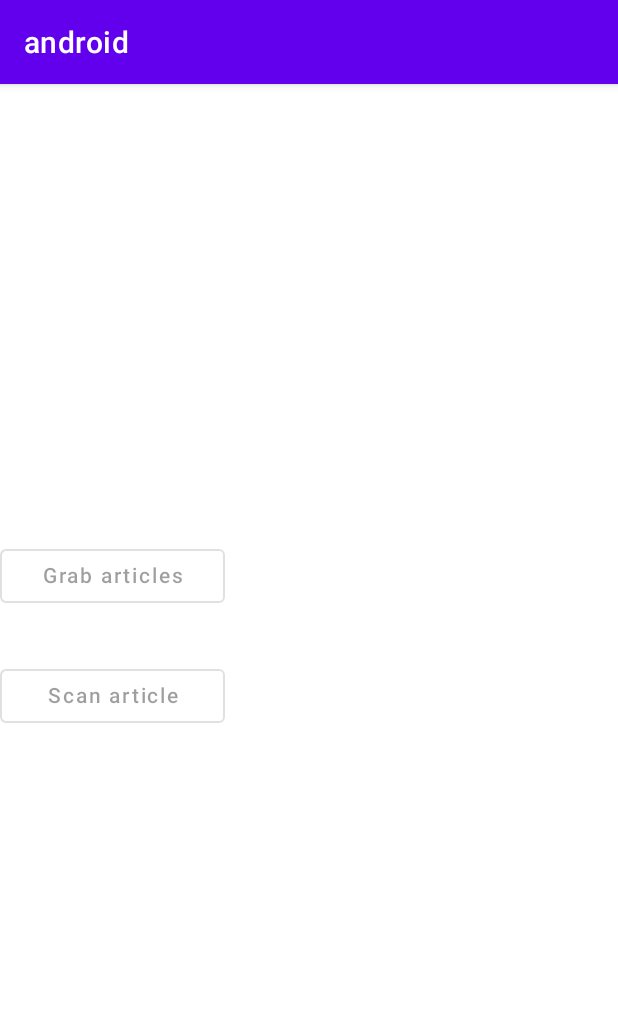
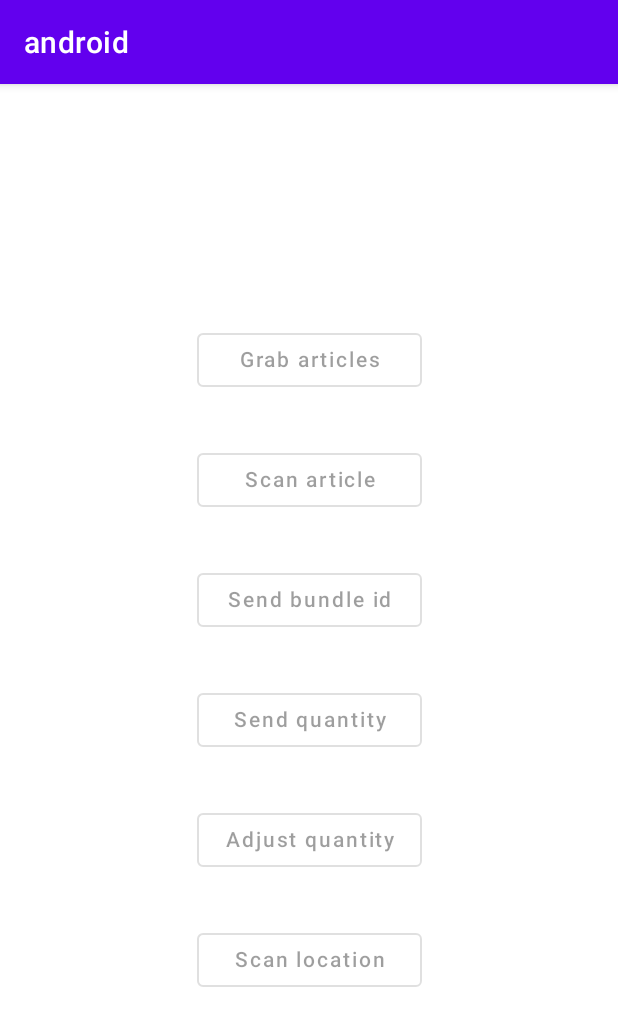
Before and after one commit to ayanyev/POC-Bpmn-.Net-Android, an Android app built with Jetpack Compose: the IntakeActivity screen opened directly, with no data from a screen before it, on a phone screen of 412 x 824 dp. Shown: the top 1026 px of the screen. Run offline under Robolectric (Android 15) with nearby library versions, the phone set to English and light mode, and no system bars; libraries missing offline, so code that uses them is left out: com.microsoft.signalr; 5 statements that could not run were skipped.

Commit message:
fulfill process providing results from device

```diff
--- a/android/app/src/main/java/com/eazzyapps/example/android/IntakeActivity.kt
+++ b/android/app/src/main/java/com/eazzyapps/example/android/IntakeActivity.kt
@@ -32,6 +32,7 @@ fun TextScreenUi() {
     Box(modifier = Modifier.fillMaxSize()) {
         Column(
             modifier = Modifier
+                .align(Alignment.Center)
                 .fillMaxHeight()
                 .width(150.dp),
             verticalArrangement = Arrangement.Center,
@@ -63,6 +64,57 @@ fun TextScreenUi() {
                 )
             }
             Spacer(modifier = Modifier.height(32.dp))
+            OutlinedButton(
+                modifier = Modifier
+                    .wrapContentHeight()
+                    .fillMaxWidth(),
+                onClick = { viewModel.sendInputData(mapOf("bundleId" to 1)) },
+                enabled = isRunning
+            ) {
+                Text(
+                    textAlign = TextAlign.Center,
+                    text = "Send bundle id"
+                )
+            }
+            Spacer(modifier = Modifier.height(32.dp))
+            OutlinedButton(
+                modifier = Modifier
+                    .wrapContentHeight()
+                    .fillMaxWidth(),
+                onClick = { viewModel.sendQuantity(25, isForced = false) },
+                enabled = isRunning
+            ) {
+                Text(
+                    textAlign = TextAlign.Center,
+                    text = "Send quantity"
+                )
+            }
+            Spacer(modifier = Modifier.height(32.dp))
+            OutlinedButton(
+                modifier = Modifier
+                    .wrapContentHeight()
+                    .fillMaxWidth(),
+                onClick = { viewModel.sendQuantity(25, isForced = true) },
+                enabled = isRunning
+            ) {
+                Text(
+                    textAlign = TextAlign.Center,
+                    text = "Adjust quantity"
+                )
+            }
+            Spacer(modifier = Modifier.height(32.dp))
+            OutlinedButton(
+                modifier = Modifier
+                    .wrapContentHeight()
+                    .fillMaxWidth(),
+                onClick = { viewModel.sendScannedData("123.456.7.8") },
+                enabled = isRunning
+            ) {
+                Text(
+                    textAlign = TextAlign.Center,
+                    text = "Scan location"
+                )
+            }
         }
     }
 }
--- a/android/app/src/main/java/com/eazzyapps/example/android/IntakeViewModel.kt
+++ b/android/app/src/main/java/com/eazzyapps/example/android/IntakeViewModel.kt
@@ -8,12 +8,14 @@ import com.microsoft.signalr.HubConnectionBuilder
 import com.microsoft.signalr.TypeReference
 import kotlinx.coroutines.flow.MutableStateFlow
 import kotlinx.coroutines.launch
+import kotlin.reflect.jvm.internal.impl.load.kotlin.JvmType
 
 class IntakeViewModel : ViewModel() {
 
-    val name = arrayOf("Max", /*"Jorg", "Michael"*/).random()
+    val name = arrayOf("Max" /*"Jorg", "Michael"*/).random()
 
-    private val credentials = Base64.encodeToString("$name:ertryrtytr".toByteArray(), Base64.NO_WRAP);
+    private val credentials =
+        Base64.encodeToString("$name:ertryrtytr".toByteArray(), Base64.NO_WRAP);
 
     private val hubConnection =
         HubConnectionBuilder
@@ -71,4 +73,13 @@ class IntakeViewModel : ViewModel() {
 
     fun sendScannedData(barcode: String) = hubConnection.send("SendScanResult", barcode)
 
+    fun sendInputData(map: Map<String, Any>) = hubConnection.send("SendInput", map)
+
+    fun sendQuantity(quantity: Int, isForced: Boolean = false) = sendInputData(
+        mapOf(
+            "quantity" to quantity,
+            "forced_valid" to "$isForced"
+        )
+    )
+
 }
```
Also changed, not shown: 6 other files.
